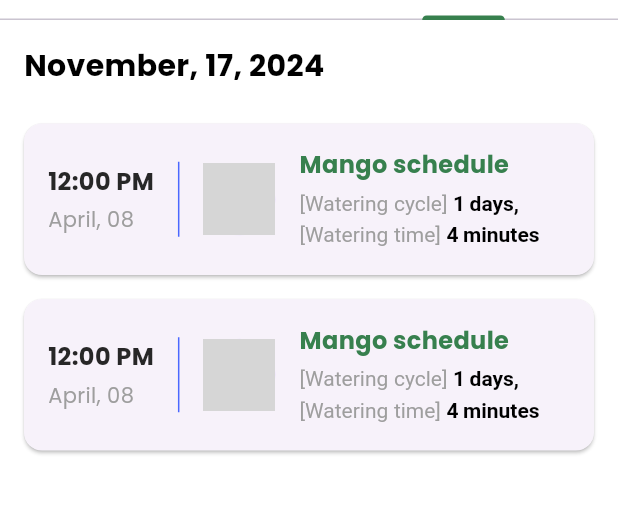
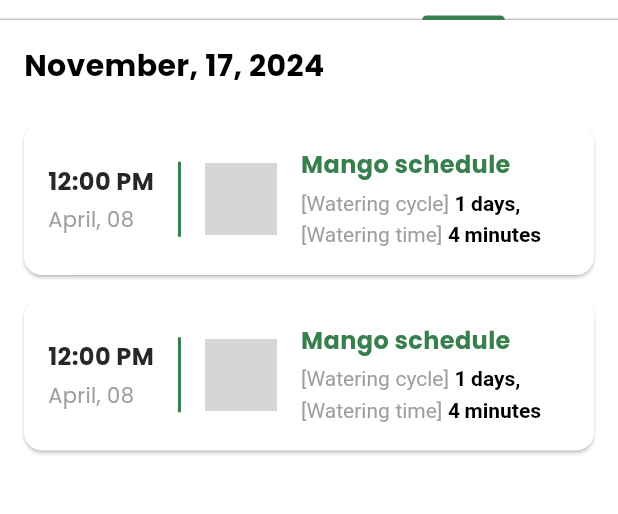
Before and after one commit to minhhieu181002/smart_farm_capstone_project, a Flutter app: the IrrigationScreen screen opened directly, tab 2 chosen, on a phone screen of 412 x 824 dp, the part 52-566 px from its top. Run offline on Flutter 3.47's test engine with Material 3 defaults, Android fonts, the phone set to English and light mode, and no system bars; our stand-ins replace connectivity_plus, fl_chart, flutter_svg, get, get_storage, google_fonts and 4 more; accounts and stored records are empty; network calls fail; grey boxes are pictures that could not be loaded.

Commit message:
historyScreen

```diff
--- a/lib/features/authentication/screens/irrigation/history/historyScreen.dart
+++ b/lib/features/authentication/screens/irrigation/history/historyScreen.dart
@@ -1,6 +1,9 @@
 import 'package:flutter/material.dart';
 import 'widget/historyCard.dart';
 import 'package:intl/intl.dart';
+import 'package:greenfarm_capstone_project/utils/constants/sizes.dart';
+import 'package:greenfarm_capstone_project/utils/constants/colors.dart';
+import 'package:greenfarm_capstone_project/utils/constants/image_strings.dart';
 
 class HistoryScreen extends StatelessWidget {
   final DateTime date; // Accepts date as a parameter
@@ -37,7 +40,7 @@ class HistoryScreen extends StatelessWidget {
                   return const HistoryCard(
                     time: "12:00 PM",
                     date: "April, 08", // Example date, you can make it dynamic
-                    imageUrl: 'https://via.placeholder.com/100',
+                    imageUrl: TImages.mangoTree,
                     scheduleName: "Mango schedule",
                     wateringCycle: "1 days",
                     wateringTime: "4 minutes",
--- a/lib/features/authentication/screens/irrigation/history/widget/historyCard.dart
+++ b/lib/features/authentication/screens/irrigation/history/widget/historyCard.dart
@@ -23,6 +23,7 @@ class HistoryCard extends StatelessWidget {
   @override
   Widget build(BuildContext context) {
     return Card(
+      color: TColors.white,
       shape: RoundedRectangleBorder(borderRadius: BorderRadius.circular(12)),
       margin: const EdgeInsets.symmetric(vertical: 8),
       child: Padding(
@@ -55,8 +56,8 @@ class HistoryCard extends StatelessWidget {
             // Vertical Divider
             Container(
               height: 50,
-              width: 1,
-              color: TColors.primary,
+              width: 2,
+              color: TColors.accent,
             ),
             const SizedBox(width: 16),
 
--- a/lib/features/authentication/screens/irrigation/irrigationScreen.dart
+++ b/lib/features/authentication/screens/irrigation/irrigationScreen.dart
@@ -40,19 +40,22 @@ class IrrigationScreen extends StatelessWidget {
                         imageUrl: TImages.mangoTree,
                         waterLevelStatus: 'Full',
                         waterLevelIconPath: TImages.waterLevelFull,
-                        pumpStatus: 'Auto',
+                        pumpStatus: 'Manual',
+                        manualPumpStatus: true,
                       ),
                       IrrigationCard(
                         imageUrl: TImages.duagangTree,
                         waterLevelIconPath: TImages.waterLevelLow,
                         waterLevelStatus: 'Low',
-                        pumpStatus: 'Manual',
+                        pumpStatus: 'Auto',
+                        manualPumpStatus: false,
                       ),
                       IrrigationCard(
                         imageUrl: TImages.pineappleTree,
                         waterLevelIconPath: TImages.waterLevelMedium,
                         waterLevelStatus: 'Medium',
                         pumpStatus: 'Auto',
+                        manualPumpStatus: true,
                       ),
                     ],
                   ),
--- a/lib/utils/constants/sizes.dart
+++ b/lib/utils/constants/sizes.dart
@@ -16,6 +16,7 @@ class TSizes {
   static const double iconLg = 32.0;
 
   //? Font sizes
+  static const double fontSizeXs = 10.0;
   static const double fontSizeSm = 14.0;
   static const double fontSizeMd = 16.0;
   static const double fontSizeLg = 18.0;
--- a/pubspec.yaml
+++ b/pubspec.yaml
@@ -33,7 +33,8 @@ dependencies:
   flutter:
     sdk: flutter
   js: ^0.7.1
-
+  #------------- switch -------------#
+  lite_rolling_switch: ^1.0.1
   #------------- icons -------------#
   cupertino_icons: ^1.0.2
   iconsax: ^0.0.8
@@ -44,7 +45,7 @@ dependencies:
 
   #------------- Utility Packages -------------#
   http: ^1.1.0
-  intl: ^0.19.0
+  intl: ^0.18.1
   logger: ^2.0.2+1
   lottie: ^3.1.3
   shimmer: ^3.0.0
```
Also changed, not shown: lib/features/authentication/screens/irrigation/statusOfIrrigation/widget/irrigationCard.dart (+54 -12 lines), pubspec.lock.
